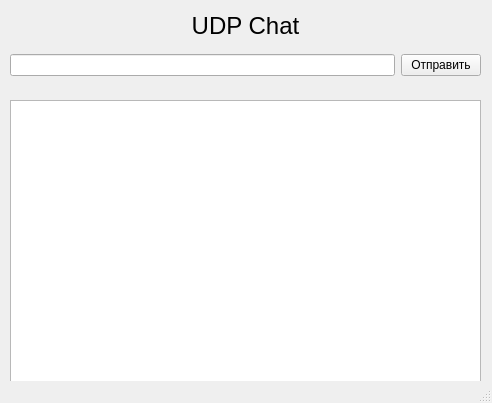
Yarosvet/udp_chat, file client.ui: the form before one commit.
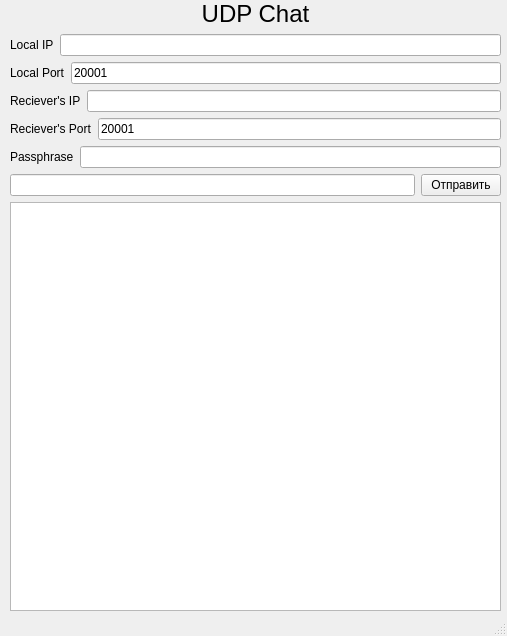
The form after the commit.

Commit message: (доделать) вариант только клиент

```diff
--- a/client.ui
+++ b/client.ui
@@ -6,8 +6,8 @@
    <rect>
     <x>0</x>
     <y>0</y>
-    <width>492</width>
-    <height>403</height>
+    <width>507</width>
+    <height>636</height>
    </rect>
   </property>
   <property name="minimumSize">
@@ -18,8 +18,8 @@
   </property>
   <property name="maximumSize">
    <size>
-    <width>492</width>
-    <height>403</height>
+    <width>1000</width>
+    <height>1000</height>
    </size>
   </property>
   <property name="baseSize">
@@ -32,59 +32,173 @@
    <string>UDP Chat</string>
   </property>
   <widget class="QWidget" name="centralwidget">
-   <widget class="QLabel" name="label">
+   <widget class="QWidget" name="verticalLayoutWidget">
     <property name="geometry">
      <rect>
       <x>10</x>
-      <y>10</y>
-      <width>471</width>
-      <height>31</height>
+      <y>0</y>
+      <width>491</width>
+      <height>611</height>
      </rect>
     </property>
-    <property name="font">
-     <font>
-      <pointsize>18</pointsize>
-     </font>
-    </property>
-    <property name="text">
-     <string>UDP Chat</string>
-    </property>
-    <property name="alignment">
-     <set>Qt::AlignCenter</set>
-    </property>
-   </widget>
-   <widget class="QWidget" name="horizontalLayoutWidget">
-    <property name="geometry">
-     <rect>
-      <x>10</x>
-      <y>40</y>
-      <width>471</width>
-      <height>51</height>
-     </rect>
-    </property>
-    <layout class="QHBoxLayout" name="horizontalLayout">
+    <layout class="QVBoxLayout" name="verticalLayout">
      <item>
-      <widget class="QLineEdit" name="lineEdit"/>
-     </item>
-     <item>
-      <widget class="QPushButton" name="pushButton">
+      <widget class="QLabel" name="label">
+       <property name="font">
+        <font>
+         <pointsize>18</pointsize>
+        </font>
+       </property>
        <property name="text">
-        <string>Отправить</string>
+        <string>UDP Chat</string>
+       </property>
+       <property name="alignment">
+        <set>Qt::AlignCenter</set>
        </property>
       </widget>
      </item>
+     <item>
+      <layout class="QHBoxLayout" name="horizontalLayout_10">
+       <property name="topMargin">
+        <number>0</number>
+       </property>
+       <property name="bottomMargin">
+        <number>0</number>
+       </property>
+       <item>
+        <widget class="QLabel" name="label_9">
+         <property name="text">
+          <string>Local IP</string>
+         </property>
+         <property name="margin">
+          <number>5</number>
+         </property>
+        </widget>
+       </item>
+       <item>
+        <widget class="QLineEdit" name="lineEdit_9"/>
+       </item>
+      </layout>
+     </item>
+     <item>
+      <layout class="QHBoxLayout" name="horizontalLayout_9">
+       <property name="topMargin">
+        <number>0</number>
+       </property>
+       <property name="bottomMargin">
+        <number>0</number>
+       </property>
+       <item>
+        <widget class="QLabel" name="label_8">
+         <property name="text">
+          <string>Local Port</string>
+         </property>
+         <property name="margin">
+          <number>5</number>
+         </property>
+        </widget>
+       </item>
+       <item>
+        <widget class="QLineEdit" name="lineEdit_8">
+         <property name="text">
+          <string>20001</string>
+         </property>
+        </widget>
+       </item>
+      </layout>
+     </item>
+     <item>
+      <layout class="QHBoxLayout" name="horizontalLayout_5">
+       <property name="topMargin">
+        <number>0</number>
+       </property>
+       <property name="bottomMargin">
+        <number>0</number>
+       </property>
+       <item>
+        <widget class="QLabel" name="label_4">
+         <property name="text">
+          <string>Reciever's IP</string>
+         </property>
+         <property name="margin">
+          <number>5</number>
+         </property>
+        </widget>
+       </item>
+       <item>
+        <widget class="QLineEdit" name="lineEdit_4"/>
+       </item>
+      </layout>
+     </item>
+     <item>
+      <layout class="QHBoxLayout" name="horizontalLayout_7">
+       <property name="topMargin">
+        <number>0</number>
+       </property>
+       <property name="bottomMargin">
+        <number>0</number>
+       </property>
+       <item>
+        <widget class="QLabel" name="label_6">
+         <property name="text">
+          <string>Reciever's Port</string>
+         </property>
+         <property name="margin">
+          <number>5</number>
+         </property>
+        </widget>
+       </item>
+       <item>
+        <widget class="QLineEdit" name="lineEdit_6">
+         <property name="text">
+          <string>20001</string>
+         </property>
+        </widget>
+       </item>
+      </layout>
+     </item>
+     <item>
+      <layout class="QHBoxLayout" name="horizontalLayout_8">
+       <property name="topMargin">
+        <number>0</number>
+       </property>
+       <property name="bottomMargin">
+        <number>0</number>
+       </property>
+       <item>
+        <widget class="QLabel" name="label_7">
+         <property name="text">
+          <string>Passphrase</string>
+         </property>
+         <property name="margin">
+          <number>5</number>
+         </property>
+        </widget>
+       </item>
+       <item>
+        <widget class="QLineEdit" name="lineEdit_7"/>
+       </item>
+      </layout>
+     </item>
+     <item>
+      <layout class="QHBoxLayout" name="horizontalLayout">
+       <item>
+        <widget class="QLineEdit" name="lineEdit"/>
+       </item>
+       <item>
+        <widget class="QPushButton" name="pushButton">
+         <property name="text">
+          <string>Отправить</string>
+         </property>
+        </widget>
+       </item>
+      </layout>
+     </item>
+     <item>
+      <widget class="QTextBrowser" name="textBrowser"/>
+     </item>
     </layout>
    </widget>
-   <widget class="QTextBrowser" name="textBrowser">
-    <property name="geometry">
-     <rect>
-      <x>10</x>
-      <y>100</y>
-      <width>471</width>
-      <height>291</height>
-     </rect>
-    </property>
-   </widget>
   </widget>
   <widget class="QStatusBar" name="statusbar"/>
  </widget>
```
The commit also changes 1 other file.
